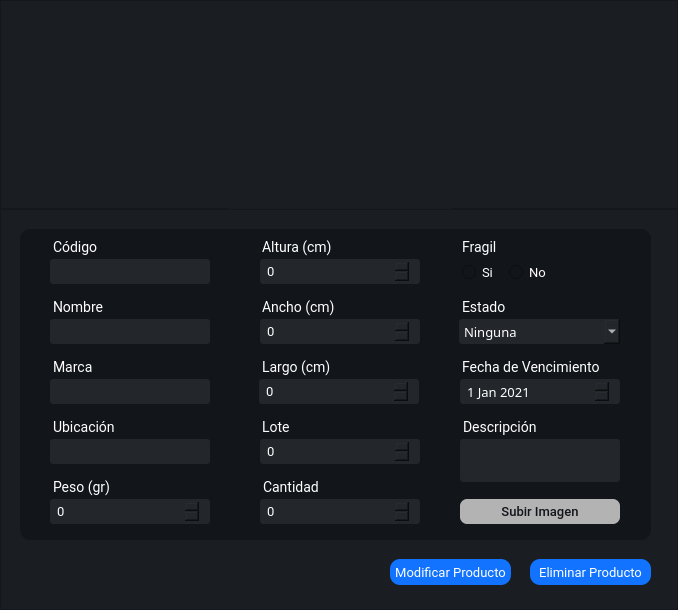
Above: Interfaces/main/Ui/bm_producto_ui.ui from juanignaciocansillieri/Proyecto-Final before the change. Below: the same form after it.
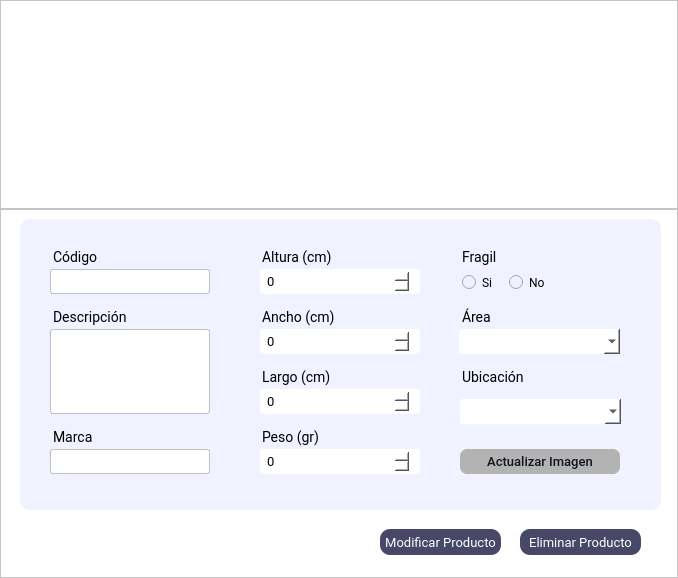
That is the form after the change. Icons and pictures are not drawn.

Patch:
```diff
--- a/Interfaces/main/Ui/bm_producto_ui.ui
+++ b/Interfaces/main/Ui/bm_producto_ui.ui
@@ -7,7 +7,7 @@
     <x>0</x>
     <y>0</y>
     <width>678</width>
-    <height>610</height>
+    <height>578</height>
    </rect>
   </property>
   <property name="windowTitle">
@@ -45,7 +45,8 @@
        </size>
       </property>
       <property name="styleSheet">
-       <string notr="true">background: #1a1e23;</string>
+       <string notr="true">background: #fff;
+</string>
       </property>
       <property name="frameShape">
        <enum>QFrame::StyledPanel</enum>
@@ -56,10 +57,10 @@
       <widget class="QLabel" name="label">
        <property name="geometry">
         <rect>
-         <x>230</x>
-         <y>30</y>
-         <width>221</width>
-         <height>181</height>
+         <x>210</x>
+         <y>10</y>
+         <width>231</width>
+         <height>191</height>
         </rect>
        </property>
        <property name="text">
@@ -89,7 +90,7 @@
        </size>
       </property>
       <property name="styleSheet">
-       <string notr="true">background: #1a1e23;
+       <string notr="true">background: #fff;
 </string>
       </property>
       <property name="frameShape">
@@ -102,9 +103,9 @@
        <property name="geometry">
         <rect>
          <x>20</x>
-         <y>20</y>
-         <width>631</width>
-         <height>311</height>
+         <y>10</y>
+         <width>641</width>
+         <height>291</height>
         </rect>
        </property>
        <property name="maximumSize">
@@ -114,7 +115,8 @@
         </size>
        </property>
        <property name="styleSheet">
-        <string notr="true">background: #12151a;border-radius: 10px;
+        <string notr="true">border-radius: 10px;
+background-color: rgb(240, 242, 255);
 </string>
        </property>
        <property name="frameShape">
@@ -127,7 +129,7 @@
         <property name="geometry">
          <rect>
           <x>429</x>
-          <y>60</y>
+          <y>80</y>
           <width>57</width>
           <height>27</height>
          </rect>
@@ -147,21 +149,20 @@
         <property name="styleSheet">
          <string notr="true">font-family: Roboto;
 font-size: 14px;
-color: #fff;
 margin-top:10px;
 margin-left:10px
 
 </string>
         </property>
         <property name="text">
-         <string>Estado</string>
+         <string>Área</string>
         </property>
        </widget>
        <widget class="QLabel" name="label_20">
         <property name="geometry">
          <rect>
           <x>429</x>
-          <y>0</y>
+          <y>20</y>
           <width>56</width>
           <height>27</height>
          </rect>
@@ -181,7 +182,6 @@
         <property name="styleSheet">
          <string notr="true">font-family: Roboto;
 font-size: 14px;
-color: #fff;
 margin-top:10px;
 margin-left:10px
 
@@ -191,45 +191,11 @@
          <string>Fragil</string>
         </property>
        </widget>
-       <widget class="QLabel" name="label_22">
-        <property name="geometry">
-         <rect>
-          <x>429</x>
-          <y>120</y>
-          <width>158</width>
-          <height>27</height>
-         </rect>
-        </property>
-        <property name="maximumSize">
-         <size>
-          <width>500</width>
-          <height>16777215</height>
-         </size>
-        </property>
-        <property name="font">
-         <font>
-          <family>Roboto</family>
-          <pointsize>-1</pointsize>
-         </font>
-        </property>
-        <property name="styleSheet">
-         <string notr="true">font-family: Roboto;
-font-size: 14px;
-color: #fff;
-margin-top:10px;
-margin-left:10px
-
-</string>
-        </property>
-        <property name="text">
-         <string>Fecha de Vencimiento</string>
-        </property>
-       </widget>
        <widget class="QRadioButton" name="fragil_si">
         <property name="geometry">
          <rect>
           <x>442</x>
-          <y>20</y>
+          <y>40</y>
           <width>41</width>
           <height>31</height>
          </rect>
@@ -237,10 +203,9 @@
         <property name="styleSheet">
          <string notr="true">QRadioButton{
 border-radius: 3px;
-color: #fff;
-font-family:Roboto;
+font-family: Roboto;
+font-size: 12px;
 border: none;
-font-size:13px;
 font-weight: 400;
 margin-top:15px
 }
@@ -254,7 +219,7 @@
         <property name="geometry">
          <rect>
           <x>489</x>
-          <y>20</y>
+          <y>40</y>
           <width>41</width>
           <height>31</height>
          </rect>
@@ -262,10 +227,9 @@
         <property name="styleSheet">
          <string notr="true">QRadioButton{
 border-radius: 3px;
-color: #fff;
-font-family:Roboto;
+font-family: Roboto;
+font-size: 12px;
 border: none;
-font-size:13px;
 font-weight: 400;
 margin-top:15px
 }
@@ -278,28 +242,29 @@
        <widget class="QComboBox" name="condicion_cbox">
         <property name="geometry">
          <rect>
-          <x>439</x>
-          <y>90</y>
-          <width>161</width>
+          <x>429</x>
+          <y>110</y>
+          <width>171</width>
           <height>25</height>
          </rect>
         </property>
         <property name="styleSheet">
-         <string notr="true">padding:0 5px;
-background-color: #23262b;
+         <string notr="true">background-color: #fff;
 border-radius: 3px;
-color: #fff;
-font-family:Roboto Lt;
+padding: 4 5px;
+color: rgb(0, 0, 0);
+font-family:Roboto;
 border: none;
 font-size:13px;
 font-weight: 400;
+margin-left: 10px;
 </string>
         </property>
         <property name="currentText">
-         <string>Ninguna</string>
+         <string/>
         </property>
         <property name="currentIndex">
-         <number>0</number>
+         <number>-1</number>
         </property>
         <property name="maxVisibleItems">
          <number>3</number>
@@ -322,27 +287,12 @@
         <property name="frame">
          <bool>false</bool>
         </property>
-        <item>
-         <property name="text">
-          <string>Ninguna</string>
-         </property>
-        </item>
-        <item>
-         <property name="text">
-          <string>Refrigerado</string>
-         </property>
-        </item>
-        <item>
-         <property name="text">
-          <string>Inflamable</string>
-         </property>
-        </item>
        </widget>
        <widget class="QPushButton" name="subirFoto_btn">
         <property name="geometry">
          <rect>
           <x>440</x>
-          <y>270</y>
+          <y>230</y>
           <width>160</width>
           <height>25</height>
          </rect>
@@ -374,54 +324,23 @@
 }</string>
         </property>
         <property name="text">
-         <string>Subir Imagen</string>
-        </property>
-       </widget>
-       <widget class="QDateEdit" name="venc_date">
-        <property name="geometry">
-         <rect>
-          <x>430</x>
-          <y>150</y>
-          <width>170</width>
-          <height>25</height>
-         </rect>
-        </property>
-        <property name="styleSheet">
-         <string notr="true">
-background-color: #23262b;
-border-radius: 3px;
-padding: 4 5px;
-color: #fff;
-font-family:Roboto lt;
-border: none;
-font-size:13px;
-margin-left: 10px;</string>
-        </property>
-        <property name="dateTime">
-         <datetime>
-          <hour>0</hour>
-          <minute>0</minute>
-          <second>0</second>
-          <year>2021</year>
-          <month>1</month>
-          <day>1</day>
-         </datetime>
+         <string>Actualizar Imagen</string>
         </property>
        </widget>
        <widget class="QSpinBox" name="peso_num">
         <property name="geometry">
          <rect>
-          <x>20</x>
-          <y>270</y>
+          <x>230</x>
+          <y>230</y>
           <width>170</width>
           <height>25</height>
          </rect>
         </property>
         <property name="styleSheet">
-         <string notr="true">background-color: #23262b;
+         <string notr="true">background-color: #fff;
 border-radius: 3px;
 padding: 4 5px;
-color: #fff;
+color: rgb(0, 0, 0);
 font-family:Roboto;
 border: none;
 font-size:13px;
@@ -429,21 +348,24 @@
 margin-left: 10px;
 </string>
         </property>
+        <property name="maximum">
+         <number>9999</number>
+        </property>
        </widget>
        <widget class="QSpinBox" name="largo_num">
         <property name="geometry">
          <rect>
-          <x>229</x>
-          <y>150</y>
+          <x>230</x>
+          <y>170</y>
           <width>170</width>
           <height>25</height>
          </rect>
         </property>
         <property name="styleSheet">
-         <string notr="true">background-color: #23262b;
+         <string notr="true">background-color: #fff;
 border-radius: 3px;
 padding: 4 5px;
-color: #fff;
+color: rgb(0, 0, 0);
 font-family:Roboto;
 border: none;
 font-size:13px;
@@ -451,21 +373,24 @@
 margin-left: 10px;
 </string>
         </property>
+        <property name="maximum">
+         <number>9999</number>
+        </property>
        </widget>
        <widget class="QSpinBox" name="ancho_num">
         <property name="geometry">
          <rect>
           <x>230</x>
-          <y>90</y>
+          <y>110</y>
           <width>170</width>
           <height>25</height>
          </rect>
         </property>
         <property name="styleSheet">
-         <string notr="true">background-color: #23262b;
+         <string notr="true">background-color: #fff;
 border-radius: 3px;
 padding: 4 5px;
-color: #fff;
+color: rgb(0, 0, 0);
 font-family:Roboto;
 border: none;
 font-size:13px;
@@ -473,21 +398,24 @@
 margin-left: 10px;
 </string>
         </property>
+        <property name="maximum">
+         <number>9999</number>
+        </property>
        </widget>
        <widget class="QSpinBox" name="altura_num">
         <property name="geometry">
          <rect>
           <x>230</x>
-          <y>30</y>
+          <y>50</y>
           <width>170</width>
           <height>25</height>
          </rect>
         </property>
         <property name="styleSheet">
-         <string notr="true">background-color: #23262b;
+         <string notr="true">background-color: #fff;
 border-radius: 3px;
 padding: 4 5px;
-color: #fff;
+color: rgb(0, 0, 0);
 font-family:Roboto;
 border: none;
 font-size:13px;
@@ -495,12 +423,15 @@
 margin-left: 10px;
 </string>
         </property>
+        <property name="maximum">
+         <number>9999</number>
+        </property>
        </widget>
        <widget class="QLabel" name="label_8">
         <property name="geometry">
          <rect>
           <x>229</x>
-          <y>60</y>
+          <y>80</y>
           <width>90</width>
           <height>27</height>
          </rect>
@@ -520,7 +451,6 @@
         <property name="styleSheet">
          <string notr="true">font-family: Roboto;
 font-size: 14px;
-color: #fff;
 margin-top:10px;
 margin-left:10px
 
@@ -530,78 +460,11 @@
          <string>Ancho (cm)</string>
         </property>
        </widget>
-       <widget class="QLineEdit" name="nombre_input">
-        <property name="geometry">
-         <rect>
-          <x>20</x>
-          <y>90</y>
-          <width>170</width>
-          <height>25</height>
-         </rect>
-        </property>
-        <property name="minimumSize">
-         <size>
-          <width>0</width>
-          <height>0</height>
-         </size>
-        </property>
-        <property name="maximumSize">
-         <size>
-          <width>16777215</width>
-          <height>25</height>
-         </size>
-        </property>
-        <property name="styleSheet">
-         <string notr="true">QLineEdit{
-background-color: #23262b;
-border-radius: 3px;
-padding: 4 5px;
-color: #fff;
-font-family:Roboto;
-border: none;
-font-size:13px;
-font-weight: 400;
-margin-left: 10px;
-
-}</string>
-        </property>
-        <property name="placeholderText">
-         <string/>
-        </property>
-       </widget>
-       <widget class="QLabel" name="label_4">
-        <property name="geometry">
-         <rect>
-          <x>20</x>
-          <y>60</y>
-          <width>67</width>
-          <height>27</height>
-         </rect>
-        </property>
-        <property name="font">
-         <font>
-          <family>Roboto</family>
-          <pointsize>-1</pointsize>
-         </font>
-        </property>
-        <property name="styleSheet">
-         <string notr="true">font-family: Roboto;
-font-size: 14px;
-color: #fff;
-margin-top:10px;
-margin-left:10px
-
-</string>
-        </property>
-        <property name="text">
-         <string>Nombre</string>
-        </property>
-       </widget>
-       <widget class="QLabel" name="label_7">
+       <widget class="QLabel" name="altura_label">
         <property name="geometry">
          <rect>
           <x>229</x>
-          <y>0</y>
+          <y>20</y>
           <width>90</width>
           <height>27</height>
          </rect>
@@ -621,7 +484,6 @@
         <property name="styleSheet">
          <string notr="true">font-family: Roboto;
 font-size: 14px;
-color: #fff;
 margin-top:10px;
 margin-left:10px
 
@@ -635,7 +497,7 @@
         <property name="geometry">
          <rect>
           <x>20</x>
-          <y>0</y>
+          <y>20</y>
           <width>62</width>
           <height>27</height>
          </rect>
@@ -649,7 +511,6 @@
         <property name="styleSheet">
          <string notr="true">font-family: Roboto;
 font-size: 14px;
-color: #fff;
 margin-top:10px;
 margin-left:10px
 
@@ -663,7 +524,7 @@
         <property name="geometry">
          <rect>
           <x>20</x>
-          <y>30</y>
+          <y>50</y>
           <width>170</width>
           <height>25</height>
          </rect>
@@ -682,18 +543,17 @@
         </property>
         <property name="styleSheet">
          <string notr="true">QLineEdit{
-background-color: #23262b;
+background-color: #fff;
+border: 0.5px solid #c1c1c1;
 border-radius: 3px;
 padding: 4 5px;
-color: #fff;
+color: #e9e9;
 font-family:Roboto;
-border: none;
 font-size:13px;
 font-weight: 400;
 margin-left: 10px;
 
-}
-</string>
+}</string>
         </property>
         <property name="text">
          <string/>
@@ -706,41 +566,7 @@
         <property name="geometry">
          <rect>
           <x>229</x>
-          <y>180</y>
-          <width>154</width>
-          <height>27</height>
-         </rect>
-        </property>
-        <property name="maximumSize">
-         <size>
-          <width>154</width>
-          <height>16777215</height>
-         </size>
-        </property>
-        <property name="font">
-         <font>
-          <family>Roboto</family>
-          <pointsize>-1</pointsize>
-         </font>
-        </property>
-        <property name="styleSheet">
-         <string notr="true">font-family: Roboto;
-font-size: 14px;
-color: #fff;
-margin-top:10px;
-margin-left:10px
-
-</string>
-        </property>
-        <property name="text">
-         <string>Lote</string>
-        </property>
-       </widget>
-       <widget class="QLabel" name="label_6">
-        <property name="geometry">
-         <rect>
-          <x>20</x>
-          <y>240</y>
+          <y>200</y>
           <width>71</width>
           <height>27</height>
          </rect>
@@ -754,7 +580,6 @@
         <property name="styleSheet">
          <string notr="true">font-family: Roboto;
 font-size: 14px;
-color: #fff;
 margin-top:10px;
 margin-left:10px
 
@@ -768,7 +593,7 @@
         <property name="geometry">
          <rect>
           <x>20</x>
-          <y>150</y>
+          <y>230</y>
           <width>170</width>
           <height>25</height>
          </rect>
@@ -787,18 +612,17 @@
         </property>
         <property name="styleSheet">
          <string notr="true">QLineEdit{
-background-color: #23262b;
+background-color: #fff;
+border: 0.5px solid #c1c1c1;
 border-radius: 3px;
 padding: 4 5px;
-color: #fff;
+color: #e9e9;
 font-family:Roboto;
-border: none;
 font-size:13px;
 font-weight: 400;
 margin-left: 10px;
 
-}
-</string>
+}</string>
         </property>
         <property name="placeholderText">
          <string/>
@@ -808,7 +632,7 @@
         <property name="geometry">
          <rect>
           <x>20</x>
-          <y>120</y>
+          <y>200</y>
           <width>57</width>
           <height>27</height>
          </rect>
@@ -822,7 +646,6 @@
         <property name="styleSheet">
          <string notr="true">font-family: Roboto;
 font-size: 14px;
-color: #fff;
 margin-top:10px;
 margin-left:10px
 
@@ -836,7 +659,7 @@
         <property name="geometry">
          <rect>
           <x>229</x>
-          <y>120</y>
+          <y>140</y>
           <width>90</width>
           <height>27</height>
          </rect>
@@ -856,7 +679,6 @@
         <property name="styleSheet">
          <string notr="true">font-family: Roboto;
 font-size: 14px;
-color: #fff;
 margin-top:10px;
 margin-left:10px
 
@@ -866,111 +688,33 @@
          <string>Largo (cm)</string>
         </property>
        </widget>
-       <widget class="QSpinBox" name="lote_num">
-        <property name="geometry">
-         <rect>
-          <x>230</x>
-          <y>210</y>
-          <width>170</width>
-          <height>25</height>
-         </rect>
-        </property>
-        <property name="styleSheet">
-         <string notr="true">background-color: #23262b;
-border-radius: 3px;
-padding: 4 5px;
-color: #fff;
-font-family:Roboto;
-border: none;
-font-size:13px;
-font-weight: 400;
-margin-left: 10px;
-</string>
-        </property>
-       </widget>
-       <widget class="QLabel" name="label_11">
-        <property name="geometry">
-         <rect>
-          <x>230</x>
-          <y>240</y>
-          <width>75</width>
-          <height>27</height>
-         </rect>
-        </property>
-        <property name="maximumSize">
-         <size>
-          <width>75</width>
-          <height>16777215</height>
-         </size>
-        </property>
-        <property name="font">
-         <font>
-          <family>Roboto</family>
-          <pointsize>-1</pointsize>
-         </font>
-        </property>
-        <property name="styleSheet">
-         <string notr="true">font-family: Roboto;
-font-size: 14px;
-color: #fff;
-margin-top:10px;
-margin-left:10px
-
-</string>
-        </property>
-        <property name="text">
-         <string>Cantidad</string>
-        </property>
-       </widget>
-       <widget class="QSpinBox" name="cantidad_num">
-        <property name="geometry">
-         <rect>
-          <x>230</x>
-          <y>270</y>
-          <width>170</width>
-          <height>25</height>
-         </rect>
-        </property>
-        <property name="styleSheet">
-         <string notr="true">background-color: #23262b;
-border-radius: 3px;
-padding: 4 5px;
-color: #fff;
-font-family:Roboto;
-border: none;
-font-size:13px;
-font-weight: 400;
-margin-left: 10px;
-</string>
-        </property>
-       </widget>
        <widget class="QTextEdit" name="descripcion_input">
         <property name="geometry">
          <rect>
-          <x>430</x>
-          <y>210</y>
+          <x>20</x>
+          <y>110</y>
           <width>170</width>
-          <height>43</height>
+          <height>85</height>
          </rect>
         </property>
         <property name="styleSheet">
-         <string notr="true">
-background-color: #23262b;
+         <string notr="true">background-color: #fff;
+border: 0.5px solid #c1c1c1;
 border-radius: 3px;
 padding: 4 5px;
-color: #fff;
+color: #e9e9;
 font-family:Roboto;
-border: none;
 font-size:13px;
 font-weight: 400;
-margin-left: 10px</string>
+margin-left: 10px;
+</string>
         </property>
        </widget>
        <widget class="QLabel" name="label_12">
         <property name="geometry">
          <rect>
-          <x>430</x>
-          <y>180</y>
+          <x>20</x>
+          <y>80</y>
           <width>99</width>
           <height>27</height>
          </rect>
@@ -984,7 +728,6 @@
         <property name="styleSheet">
          <string notr="true">font-family: Roboto;
 font-size: 14px;
-color: #fff;
 margin-top:10px;
 margin-left:10px
 
@@ -994,51 +737,11 @@
          <string>Descripción</string>
         </property>
        </widget>
-       <widget class="QLineEdit" name="ubicacion_input">
+       <widget class="QLabel" name="ubicacion_label">
         <property name="geometry">
          <rect>
-          <x>20</x>
-          <y>210</y>
-          <width>170</width>
-          <height>25</height>
-         </rect>
-        </property>
-        <property name="minimumSize">
-         <size>
-          <width>0</width>
-          <height>0</height>
-         </size>
-        </property>
-        <property name="maximumSize">
-         <size>
-          <width>16777215</width>
-          <height>25</height>
-         </size>
-        </property>
-        <property name="styleSheet">
-         <string notr="true">QLineEdit{
-background-color: #23262b;
-border-radius: 3px;
-padding: 4 5px;
-color: #fff;
-font-family:Roboto;
-border: none;
-font-size:13px;
-font-weight: 400;
-margin-left: 10px;
-
-}
-</string>
-        </property>
-        <property name="placeholderText">
-         <string/>
-        </property>
-       </widget>
-       <widget class="QLabel" name="label_13">
-        <property name="geometry">
-         <rect>
-          <x>20</x>
-          <y>180</y>
+          <x>429</x>
+          <y>140</y>
           <width>84</width>
           <height>27</height>
          </rect>
@@ -1052,7 +755,6 @@
         <property name="styleSheet">
          <string notr="true">font-family: Roboto;
 font-size: 14px;
-color: #fff;
 margin-top:10px;
 margin-left:10px
 
@@ -1062,12 +764,61 @@
          <string>Ubicación</string>
         </property>
        </widget>
+       <widget class="QComboBox" name="ubicacion_cbox">
+        <property name="geometry">
+         <rect>
+          <x>430</x>
+          <y>180</y>
+          <width>171</width>
+          <height>25</height>
+         </rect>
+        </property>
+        <property name="styleSheet">
+         <string notr="true">background-color: #fff;
+border-radius: 3px;
+padding: 4 5px;
+color: rgb(0, 0, 0);
+font-family:Roboto;
+border: none;
+font-size:13px;
+font-weight: 400;
+margin-left: 10px;
+</string>
+        </property>
+        <property name="currentText">
+         <string/>
+        </property>
+        <property name="currentIndex">
+         <number>-1</number>
+        </property>
+        <property name="maxVisibleItems">
+         <number>10</number>
+        </property>
+        <property name="maxCount">
+         <number>10</number>
+        </property>
+        <property name="insertPolicy">
+         <enum>QComboBox::InsertAfterCurrent</enum>
+        </property>
+        <property name="iconSize">
+         <size>
+          <width>16</width>
+          <height>0</height>
+         </size>
+        </property>
+        <property name="duplicatesEnabled">
+         <bool>false</bool>
+        </property>
+        <property name="frame">
+         <bool>false</bool>
+        </property>
+       </widget>
       </widget>
       <widget class="QPushButton" name="modificarprod_btn">
        <property name="geometry">
         <rect>
-         <x>390</x>
-         <y>350</y>
+         <x>380</x>
+         <y>320</y>
          <width>121</width>
          <height>26</height>
         </rect>
@@ -1083,7 +834,8 @@
        </property>
        <property name="styleSheet">
         <string notr="true">QPushButton{
-background-color: #1173ff;
+background-color: rgb(71, 71, 103);
+
 color: #fff;
 border-radius:10px;
 font-family:Roboto;
@@ -1101,8 +853,8 @@
       <widget class="QPushButton" name="eliminarprod_btn">
        <property name="geometry">
         <rect>
-         <x>530</x>
-         <y>350</y>
+         <x>520</x>
+         <y>320</y>
          <width>121</width>
          <height>26</height>
         </rect>
@@ -1118,7 +870,8 @@
        </property>
        <property name="styleSheet">
         <string notr="true">QPushButton{
-background-color: #1173ff;
+background-color: rgb(71, 71, 103);
+
 color: #fff;
 border-radius:10px;
 font-family:Roboto;
```
Left out of the diff: 36 changed lines with no effect on the pictures.
